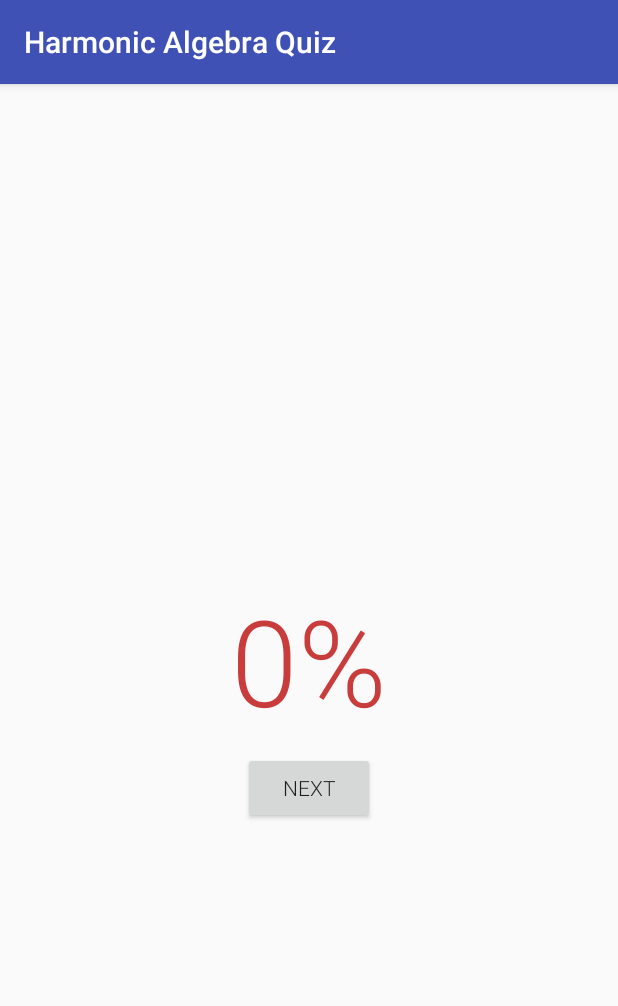
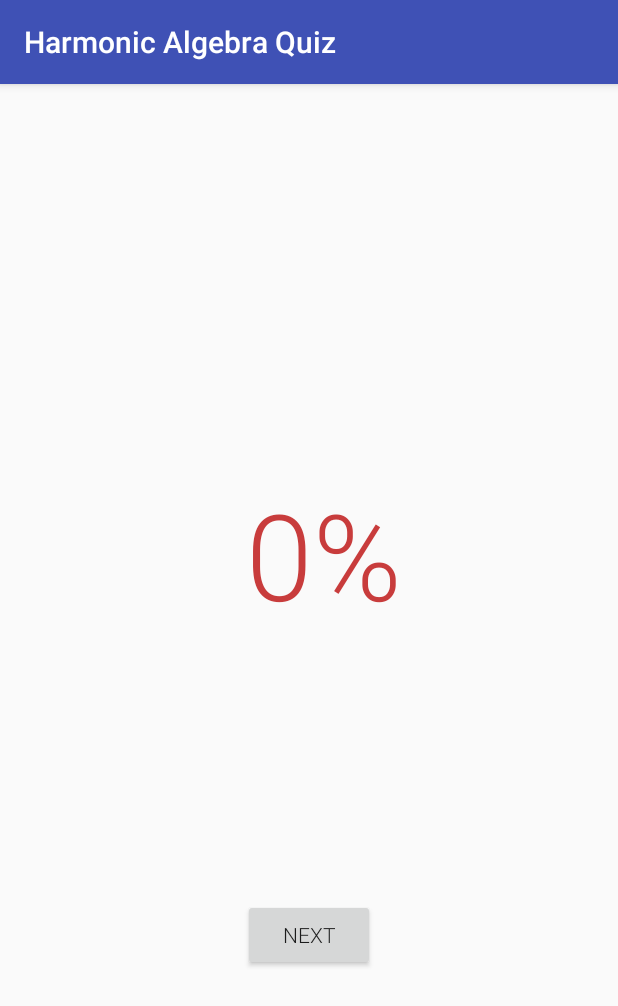
Before and after one commit to kareltucek/HarmonicAlgebraQuiz, an Android app: the ScoreActivity screen opened directly, with no data from a screen before it, on a phone screen of 412 x 824 dp. Shown: the top 1006 px of the screen. Run offline under Robolectric (Android 15) with nearby library versions, the phone set to English and light mode, and no system bars.

Commit message:
Fix forgotten bits and pieces

```diff
--- a/app/src/main/java/cz/ktweb/harmonicalgebraquiz/Config.java
+++ b/app/src/main/java/cz/ktweb/harmonicalgebraquiz/Config.java
@@ -12,6 +12,6 @@ public class Config {
 
 
     public static int Green = Color.rgb(60,200,60);
-    public static int Orange = Color.rgb(180,160,0);
+    public static int Orange = Color.rgb(220,200,0);
     public static int Red = Color.rgb(200,60,60);
 }
--- a/app/src/main/java/cz/ktweb/harmonicalgebraquiz/ScoreActivity.java
+++ b/app/src/main/java/cz/ktweb/harmonicalgebraquiz/ScoreActivity.java
@@ -15,7 +15,7 @@ public class ScoreActivity extends AppCompatActivity {
         setContentView(R.layout.activity_score);
 
         TextView tw = (TextView)findViewById(R.id.score);
-        tw.setText(Config.LastScore + "%");
+        tw.setText(" " + Config.LastScore + "%");
         if(Config.LastScore > 90) {
             tw.setTextColor(Config.Green);
         } else if (Config.LastScore > 60) {
--- a/app/src/main/res/layout/activity_score.xml
+++ b/app/src/main/res/layout/activity_score.xml
@@ -21,18 +21,22 @@
         app:layout_constraintBottom_toBottomOf="parent"
         app:layout_constraintEnd_toEndOf="parent"
         app:layout_constraintStart_toStartOf="parent"
-        app:layout_constraintTop_toTopOf="parent" />
+        app:layout_constraintTop_toTopOf="parent"
+        app:layout_constraintVertical_bias="0.39" />
 
     <Button
         android:id="@+id/button7"
         android:layout_width="wrap_content"
         android:layout_height="wrap_content"
+        android:layout_marginBottom="8dp"
         android:layout_marginEnd="8dp"
         android:layout_marginLeft="8dp"
         android:layout_marginRight="8dp"
         android:layout_marginStart="8dp"
         android:layout_marginTop="8dp"
+        android:onClick="onClickHarmonicQuiz"
         android:text="Next"
+        app:layout_constraintBottom_toBottomOf="parent"
         app:layout_constraintEnd_toEndOf="parent"
         app:layout_constraintStart_toStartOf="parent"
         app:layout_constraintTop_toBottomOf="@+id/score" />
```
Also changed, not shown: app/src/main/res/values/strings.xml (+6 -5 lines).
